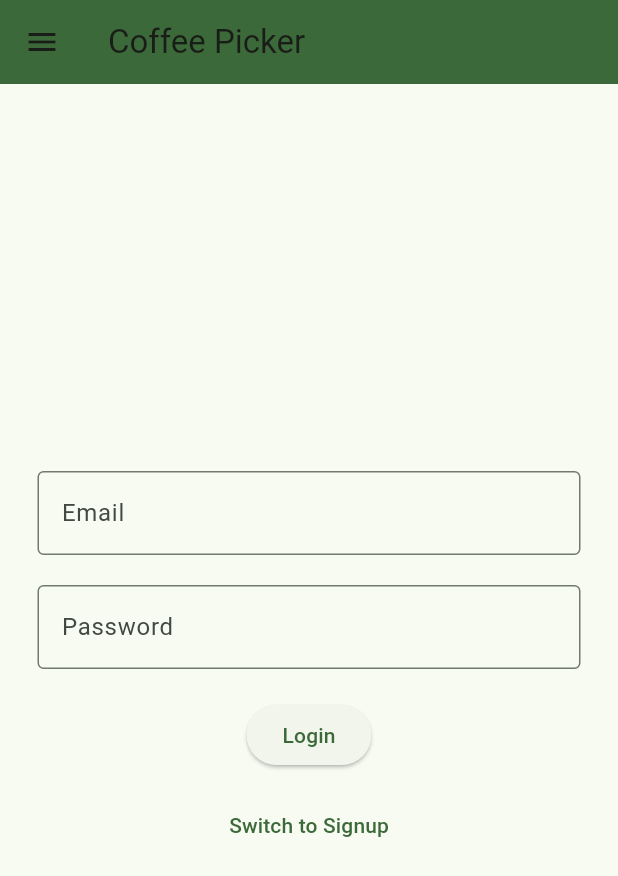
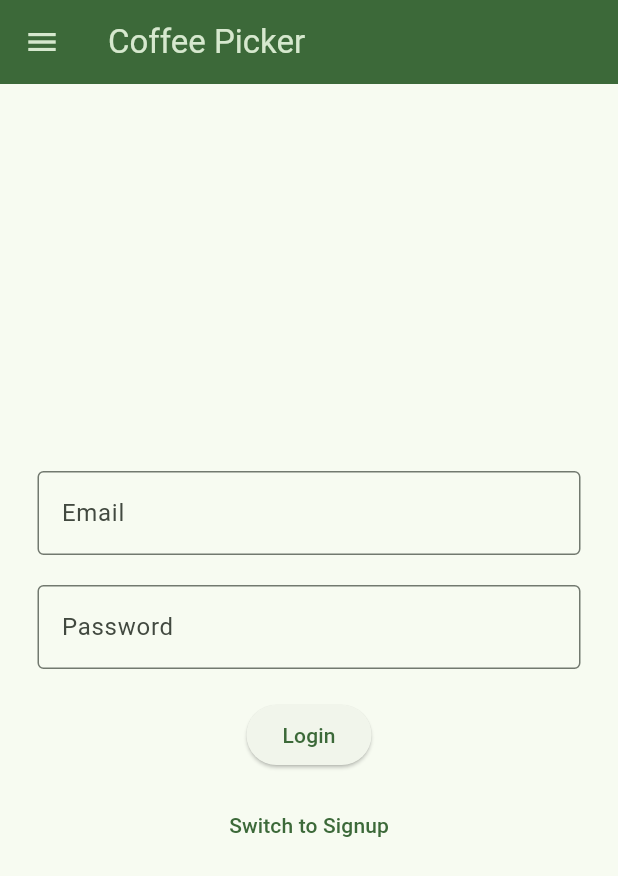
Before and after one commit to andrew-surratt/coffee-picker, a Flutter app: the screen it shows after launch, on a phone screen of 412 x 824 dp. Shown: the top 876 px of the screen. Run offline on Flutter 3.47's test engine with Material 3 defaults, Android fonts, the phone set to English and light mode, and no system bars; our stand-ins replace cloud_firestore, firebase_auth, firebase_core, firebase_storage, fl_chart, flutter_rating_bar and 3 more; missing offline and left inert: textfield_tags; accounts and stored records are empty; generated files the repository leaves out were written again.

Commit message:
Make app bar text color contrasting, fix clipping in side bar

```diff
--- a/lib/components/scaffold.dart
+++ b/lib/components/scaffold.dart
@@ -4,10 +4,8 @@ import 'package:coffee_picker/components/user_profile.dart';
 import 'package:flutter/material.dart';
 import 'package:flutter_riverpod/flutter_riverpod.dart';
 
-import '../providers/compareCoffees.dart';
 import '../providers/config.dart';
 import '../repositories/configs.dart';
-import 'coffee_input.dart';
 
 class ScaffoldBuilder extends ConsumerWidget {
   final Widget body;
@@ -34,6 +32,7 @@ class ScaffoldBuilder extends ConsumerWidget {
     return Scaffold(
       appBar: AppBar(
         backgroundColor: themeData.colorScheme.primary,
+        foregroundColor: themeData.colorScheme.secondaryContainer,
         title: Text(config.value?.title ?? defaultConfig.title),
         actions: appBarActions,
       ),
@@ -53,7 +52,7 @@ class ScaffoldBuilder extends ConsumerWidget {
         mainAxisAlignment: MainAxisAlignment.start,
         children: [
           SizedBox(
-            height: 80,
+            height: 140,
             child: DrawerHeader(
               decoration: BoxDecoration(color: theme.primaryColor),
               padding: const EdgeInsets.symmetric(vertical: 20, horizontal: 20),
```
